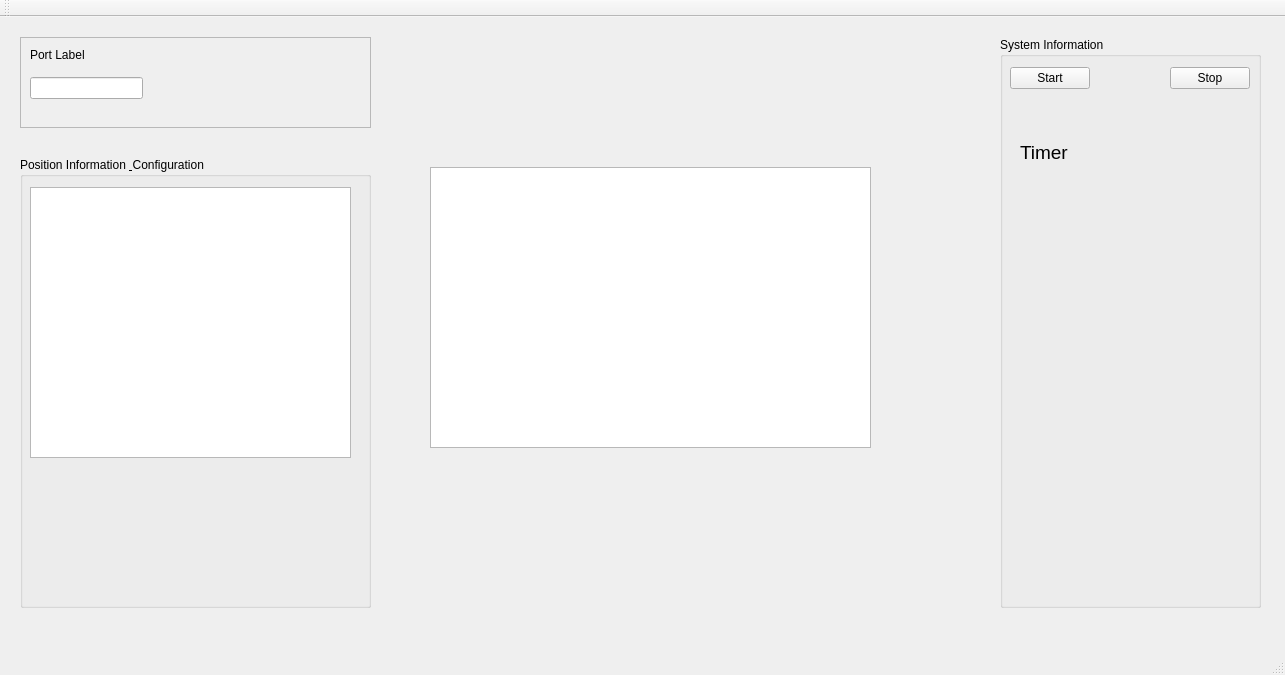
Qt form mainwindow.ui (CSE396Group2/UI) before a commit.
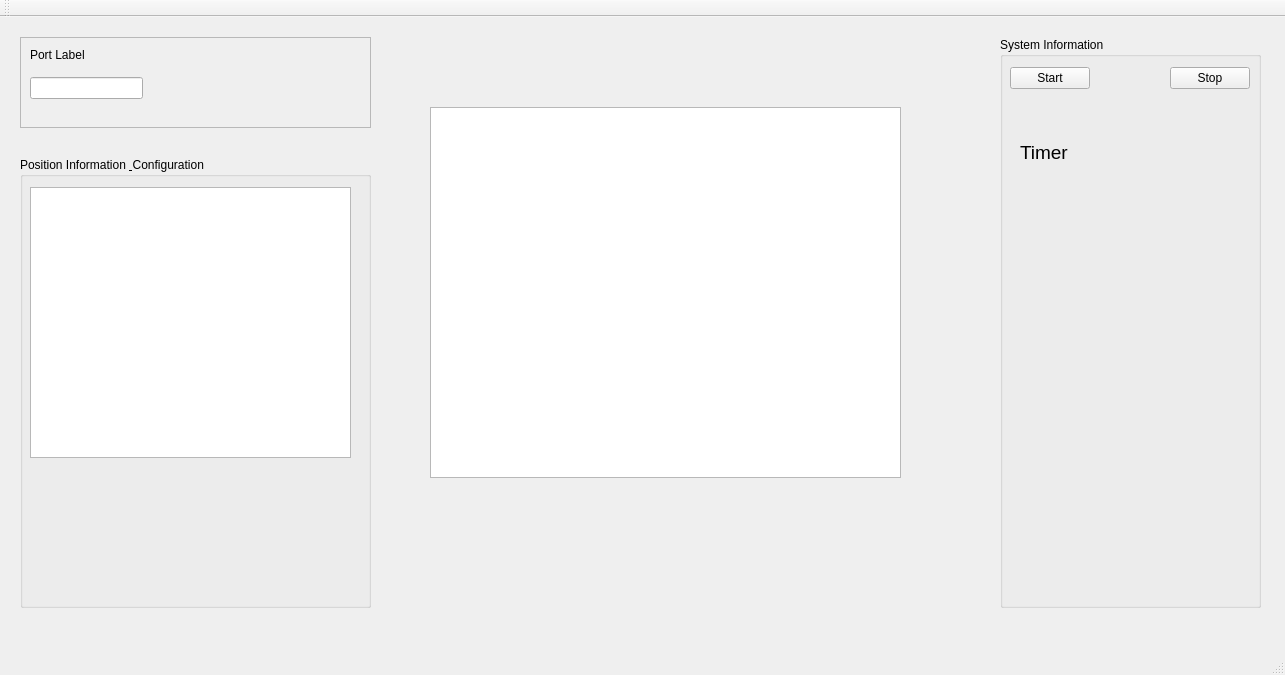
The same form after that commit.

```diff
--- a/mainwindow.ui
+++ b/mainwindow.ui
@@ -98,9 +98,9 @@
     <property name="geometry">
      <rect>
       <x>430</x>
-      <y>150</y>
-      <width>441</width>
-      <height>281</height>
+      <y>90</y>
+      <width>471</width>
+      <height>371</height>
      </rect>
     </property>
    </widget>
```
Left out of the diff: 2 changed lines with no effect on the pictures.
